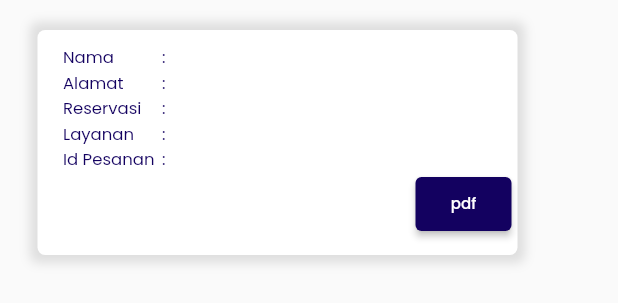
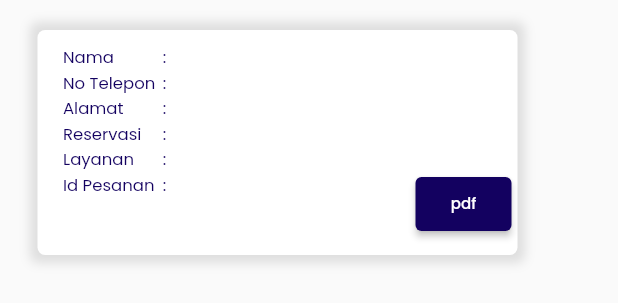
Before and after one commit to ilhamgs1427/home_production_flutter, a Flutter app: what cartRiwayat() shows on an empty page, opened directly with empty values, on a phone screen of 412 x 824 dp. Shown: the top 303 px of the screen. Run offline on Flutter 3.47's test engine with Material 2 defaults, Android fonts, the phone set to English and light mode, and no system bars; our stand-ins replace google_fonts, ionicons, shared_preferences; accounts and stored records are empty; network calls fail.

Commit message:
modifikasi no telepon

```diff
--- a/lib/Network/Models/history_model.dart
+++ b/lib/Network/Models/history_model.dart
@@ -4,6 +4,7 @@ class HistoryOrderModel {
   final String idProduct;
   final String namaUser;
   final String namaProduct;
+  final String notelepon;
   final String alamat;
   final String reservasi;
 
@@ -13,6 +14,7 @@ class HistoryOrderModel {
     required this.idProduct,
     required this.namaUser,
     required this.namaProduct,
+    required this.notelepon,
     required this.alamat,
     required this.reservasi,
   });
@@ -24,6 +26,7 @@ class HistoryOrderModel {
       idProduct: data['id_product'],
       namaUser: data['nama_user'],
       namaProduct: data['nama_product'],
+      notelepon: data['phone'],
       alamat: data['alamat'],
       reservasi: data['reservasi'],
     );
--- a/lib/Network/Models/pref_profile_model.dart
+++ b/lib/Network/Models/pref_profile_model.dart
@@ -2,6 +2,5 @@ class PrefProfile {
   static String idUser = 'id_user';
   static String name = 'name';
   static String email = 'email';
-  static String phone = 'phone';
   static String createAt = 'created_at';
 }
--- a/lib/Pages/riwayat.dart
+++ b/lib/Pages/riwayat.dart
@@ -80,6 +80,7 @@ class _riwayatPageState extends State<riwayatPage> {
             return InkWell(
               child: cartRiwayat(
                 NamaLengkapPesanan: x.namaUser,
+                phonePesanan: x.notelepon,
                 AlamatPesanan: x.alamat,
                 TanggalPesanan: x.reservasi,
                 namaproductPesanan: x.namaProduct,
@@ -94,6 +95,7 @@ class _riwayatPageState extends State<riwayatPage> {
 class cartRiwayat extends StatelessWidget {
   final String NamaLengkapPesanan;
   final String AlamatPesanan;
+  final String phonePesanan;
   final String TanggalPesanan;
   final String namaproductPesanan;
   final String IdPesanan;
@@ -101,6 +103,7 @@ class cartRiwayat extends StatelessWidget {
   cartRiwayat({
     required this.NamaLengkapPesanan,
     required this.AlamatPesanan,
+    required this.phonePesanan,
     required this.TanggalPesanan,
     required this.namaproductPesanan,
     required this.IdPesanan,
@@ -148,6 +151,14 @@ class cartRiwayat extends StatelessWidget {
                       children: [
                         Text(
                           "Nama",
+                          style: textTextStyle.copyWith(
+                            fontSize: 11,
+                            color: primaryButtonColor,
+                          ),
+                        ),
+                        SizedBox(height: 1),
+                        Text(
+                          "No Telepon",
                           style: textTextStyle.copyWith(
                             fontSize: 11,
                             color: primaryButtonColor,
@@ -229,6 +240,14 @@ class cartRiwayat extends StatelessWidget {
                             color: primaryButtonColor,
                           ),
                         ),
+                        SizedBox(height: 1),
+                        Text(
+                          ":",
+                          style: textTextStyle.copyWith(
+                            fontSize: 11,
+                            color: primaryButtonColor,
+                          ),
+                        ),
                       ]),
                   SizedBox(width: 5),
                   Column(
@@ -236,6 +255,14 @@ class cartRiwayat extends StatelessWidget {
                       children: [
                         Text(
                           NamaLengkapPesanan,
+                          style: textTextStyle.copyWith(
+                            fontSize: 11,
+                            color: primaryButtonColor,
+                          ),
+                        ),
+                        SizedBox(height: 1),
+                        Text(
+                          phonePesanan,
                           style: textTextStyle.copyWith(
                             fontSize: 11,
                             color: primaryButtonColor,
```
Also changed, not shown: lib/Pages/detailproduk.dart (+33 -0 lines), lib/Pages/login.dart (+5 -7 lines), lib/Pages/register.dart (+0 -32 lines).
